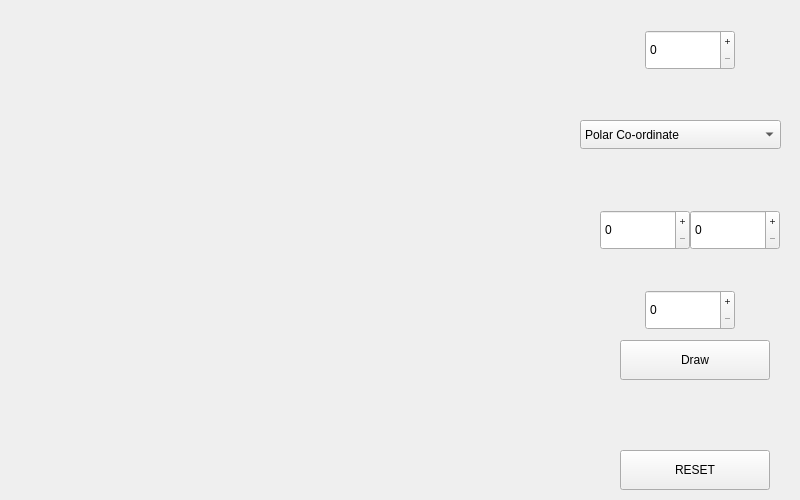
First picture: the form in circles/circlesmainwidget.ui, repository humble-barnacle001/qt-raster-lines, before the edit.
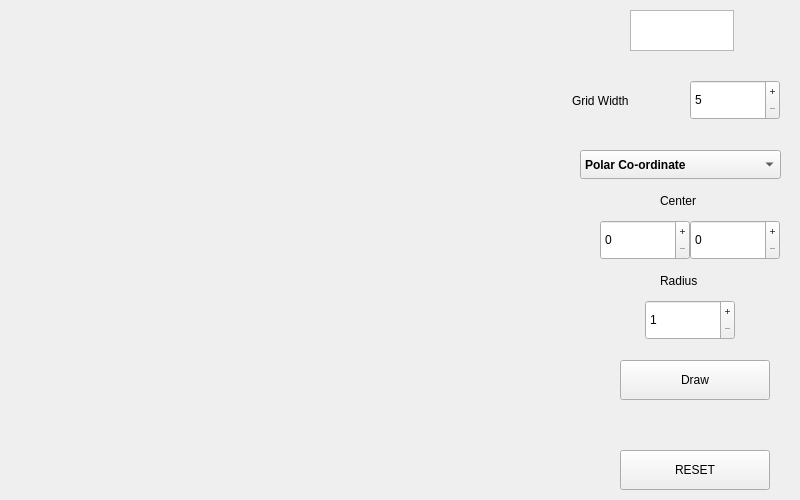
Second picture: the form after the edit. Custom widgets are drawn as their Qt base class.

```diff
--- a/circles/circlesmainwidget.ui
+++ b/circles/circlesmainwidget.ui
@@ -17,11 +17,17 @@
    <property name="geometry">
     <rect>
      <x>580</x>
-     <y>120</y>
+     <y>150</y>
      <width>201</width>
      <height>29</height>
     </rect>
    </property>
+   <property name="font">
+    <font>
+     <weight>75</weight>
+     <bold>true</bold>
+    </font>
+   </property>
    <item>
     <property name="text">
      <string>Polar Co-ordinate</string>
@@ -48,8 +54,8 @@
     <rect>
      <x>50</x>
      <y>10</y>
-     <width>480</width>
-     <height>480</height>
+     <width>479</width>
+     <height>479</height>
     </rect>
    </property>
    <widget class="QWidget" name="page_0"/>
@@ -61,7 +67,7 @@
    <property name="geometry">
     <rect>
      <x>600</x>
-     <y>210</y>
+     <y>220</y>
      <width>90</width>
      <height>40</height>
     </rect>
@@ -74,7 +80,7 @@
    <property name="geometry">
     <rect>
      <x>690</x>
-     <y>210</y>
+     <y>220</y>
      <width>90</width>
      <height>40</height>
     </rect>
@@ -87,7 +93,7 @@
    <property name="geometry">
     <rect>
      <x>645</x>
-     <y>290</y>
+     <y>300</y>
      <width>90</width>
      <height>40</height>
     </rect>
@@ -95,12 +101,15 @@
    <property name="buttonSymbols">
     <enum>QAbstractSpinBox::PlusMinus</enum>
    </property>
+   <property name="minimum">
+    <number>1</number>
+   </property>
   </widget>
   <widget class="QSpinBox" name="r_2">
    <property name="geometry">
     <rect>
-     <x>645</x>
-     <y>30</y>
+     <x>690</x>
+     <y>80</y>
      <width>90</width>
      <height>40</height>
     </rect>
@@ -108,12 +117,18 @@
    <property name="buttonSymbols">
     <enum>QAbstractSpinBox::PlusMinus</enum>
    </property>
+   <property name="minimum">
+    <number>5</number>
+   </property>
+   <property name="maximum">
+    <number>25</number>
+   </property>
   </widget>
   <widget class="QPushButton" name="pushButton">
    <property name="geometry">
     <rect>
      <x>620</x>
-     <y>340</y>
+     <y>360</y>
      <width>150</width>
      <height>40</height>
     </rect>
@@ -135,7 +150,113 @@
     <string>RESET</string>
    </property>
   </widget>
+  <widget class="QLabel" name="label">
+   <property name="geometry">
+    <rect>
+     <x>572</x>
+     <y>90</y>
+     <width>101</width>
+     <height>21</height>
+    </rect>
+   </property>
+   <property name="text">
+    <string>Grid Width</string>
+   </property>
+  </widget>
+  <widget class="QTextEdit" name="timeDisplay">
+   <property name="geometry">
+    <rect>
+     <x>630</x>
+     <y>10</y>
+     <width>104</width>
+     <height>41</height>
+    </rect>
+   </property>
+   <property name="font">
+    <font>
+     <weight>75</weight>
+     <bold>true</bold>
+    </font>
+   </property>
+   <property name="cursor" stdset="0">
+    <cursorShape>ForbiddenCursor</cursorShape>
+   </property>
+   <property name="mouseTracking">
+    <bool>false</bool>
+   </property>
+   <property name="verticalScrollBarPolicy">
+    <enum>Qt::ScrollBarAlwaysOff</enum>
+   </property>
+   <property name="horizontalScrollBarPolicy">
+    <enum>Qt::ScrollBarAlwaysOff</enum>
+   </property>
+   <property name="readOnly">
+    <bool>true</bool>
+   </property>
+  </widget>
+  <widget class="QLabel" name="label_2">
+   <property name="geometry">
+    <rect>
+     <x>660</x>
+     <y>190</y>
+     <width>63</width>
+     <height>21</height>
+    </rect>
+   </property>
+   <property name="text">
+    <string>Center</string>
+   </property>
+  </widget>
+  <widget class="QLabel" name="label_3">
+   <property name="geometry">
+    <rect>
+     <x>660</x>
+     <y>270</y>
+     <width>51</width>
+     <height>21</height>
+    </rect>
+   </property>
+   <property name="text">
+    <string>Radius</string>
+   </property>
+  </widget>
  </widget>
+ <customwidgets>
+  <customwidget>
+   <class>PolarCircleWidget</class>
+   <extends>QWidget</extends>
+   <header>circles/polarcirclewidget.h</header>
+   <container>1</container>
+  </customwidget>
+  <customwidget>
+   <class>BresenhamMidpointCircleWidget</class>
+   <extends>QWidget</extends>
+   <header>circles/bresenhammidpointcirclewidget.h</header>
+   <container>1</container>
+  </customwidget>
+  <customwidget>
+   <class>CartesianCircleWidget</class>
+   <extends>QWidget</extends>
+   <header>circles/cartesiancirclewidget.h</header>
+   <container>1</container>
+  </customwidget>
+  <customwidget>
+   <class>MidpointCircleWidget</class>
+   <extends>QWidget</extends>
+   <header>circles/midpointcirclewidget.h</header>
+   <container>1</container>
+  </customwidget>
+ </customwidgets>
+ <tabstops>
+  <tabstop>gridWidth</tabstop>
+  <tabstop>algoSelector</tabstop>
+  <tabstop>cx</tabstop>
+  <tabstop>cy</tabstop>
+  <tabstop>r</tabstop>
+  <tabstop>drawButton</tabstop>
+  <tabstop>timeDisplay</tabstop>
+  <tabstop>resetButton</tabstop>
+ </tabstops>
  <resources/>
  <connections/>
 </ui>
```
Left out of the diff: 20 changed lines with no effect on the pictures.
